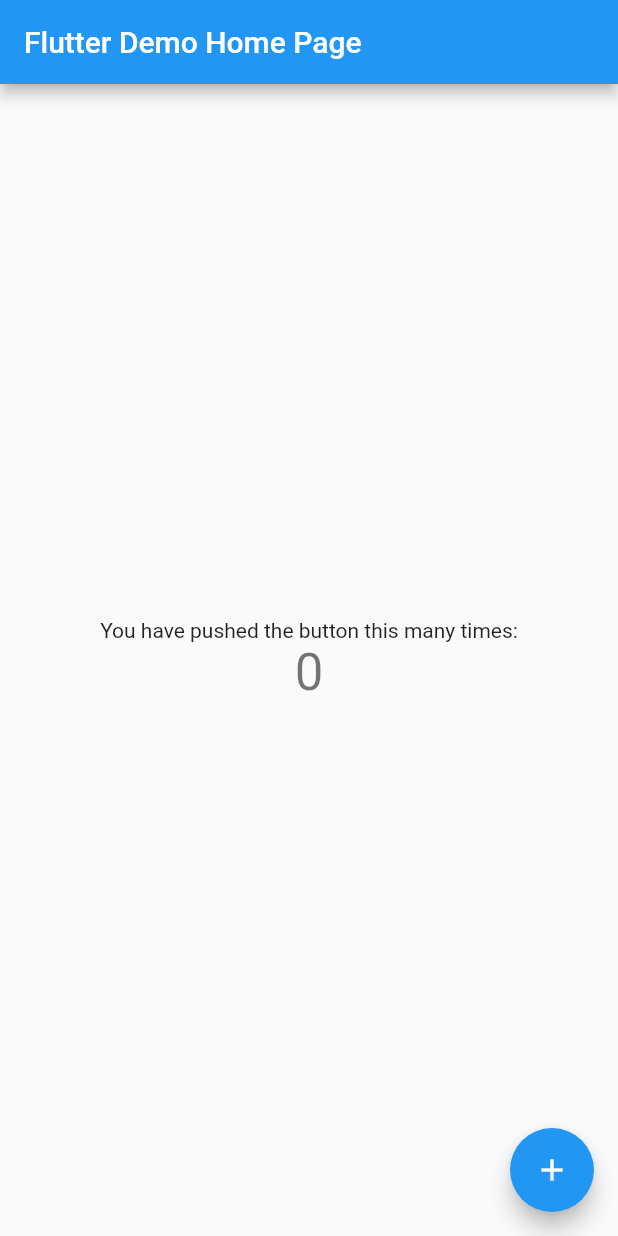
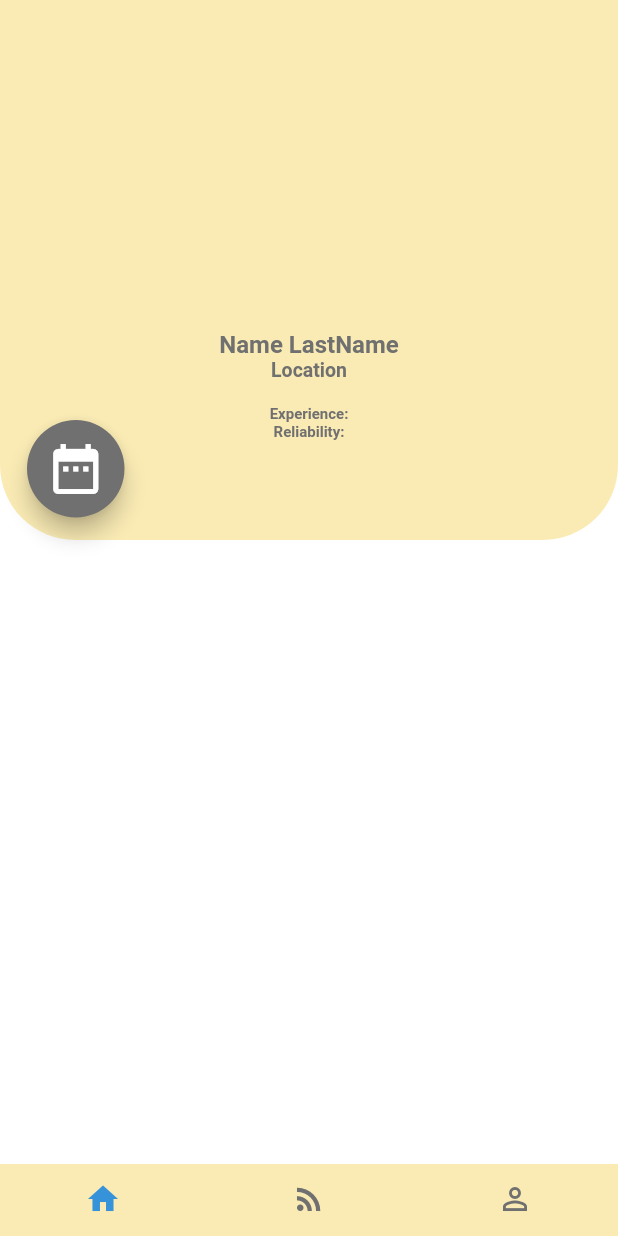
Before and after one commit to nattec/MyApp, a Flutter app: the screen it shows after launch, on a phone screen of 412 x 824 dp. Run offline on Flutter 3.47's test engine with Material 2 defaults, Android fonts, the phone set to English and light mode, and no system bars; Roboto replaces fonts that are missing (Avenir).

Commit message:
Create a calendar buttom #3

```diff
--- a/App/todoapp/lib/main.dart
+++ b/App/todoapp/lib/main.dart
@@ -1,4 +1,5 @@
 import 'package:flutter/material.dart';
+import 'models/global.dart';
 
 void main() {
   runApp(MyApp());
@@ -8,36 +9,18 @@ class MyApp extends StatelessWidget {
   // This widget is the root of your application.
   @override
   Widget build(BuildContext context) {
-    return MaterialApp(
-      title: 'Flutter Demo',
+    return new MaterialApp(
+      title: 'MyApp',
       theme: ThemeData(
-        // This is the theme of your application.
-        //
-        // Try running your application with "flutter run". You'll see the
-        // application has a blue toolbar. Then, without quitting the app, try
-        // changing the primarySwatch below to Colors.green and then invoke
-        // "hot reload" (press "r" in the console where you ran "flutter run",
-        // or simply save your changes to "hot reload" in a Flutter IDE).
-        // Notice that the counter didn't reset back to zero; the application
-        // is not restarted.
         primarySwatch: Colors.blue,
       ),
-      home: MyHomePage(title: 'Flutter Demo Home Page'),
+      home: MyHomePage(title: 'MyApp'),
     );
   }
 }
 
 class MyHomePage extends StatefulWidget {
   MyHomePage({Key? key, required this.title}) : super(key: key);
-
-  // This widget is the home page of your application. It is stateful, meaning
-  // that it has a State object (defined below) that contains fields that affect
-  // how it looks.
-
-  // This class is the configuration for the state. It holds the values (in this
-  // case the title) provided by the parent (in this case the App widget) and
-  // used by the build method of the State. Fields in a Widget subclass are
-  // always marked "final".
 
   final String title;
 
@@ -46,68 +29,86 @@ class MyHomePage extends StatefulWidget {
 }
 
 class _MyHomePageState extends State<MyHomePage> {
-  int _counter = 0;
-
-  void _incrementCounter() {
-    setState(() {
-      // This call to setState tells the Flutter framework that something has
-      // changed in this State, which causes it to rerun the build method below
-      // so that the display can reflect the updated values. If we changed
-      // _counter without calling setState(), then the build method would not be
-      // called again, and so nothing would appear to happen.
-      _counter++;
-    });
-  }
 
   @override
   Widget build(BuildContext context) {
-    // This method is rerun every time setState is called, for instance as done
-    // by the _incrementCounter method above.
-    //
-    // The Flutter framework has been optimized to make rerunning build methods
-    // fast, so that you can just rebuild anything that needs updating rather
-    // than having to individually change instances of widgets.
-    return Scaffold(
-      appBar: AppBar(
-        // Here we take the value from the MyHomePage object that was created by
-        // the App.build method, and use it to set our appbar title.
-        title: Text(widget.title),
-      ),
-      body: Center(
-        // Center is a layout widget. It takes a single child and positions it
-        // in the middle of the parent.
-        child: Column(
-          // Column is also a layout widget. It takes a list of children and
-          // arranges them vertically. By default, it sizes itself to fit its
-          // children horizontally, and tries to be as tall as its parent.
-          //
-          // Invoke "debug painting" (press "p" in the console, choose the
-          // "Toggle Debug Paint" action from the Flutter Inspector in Android
-          // Studio, or the "Toggle Debug Paint" command in Visual Studio Code)
-          // to see the wireframe for each widget.
-          //
-          // Column has various properties to control how it sizes itself and
-          // how it positions its children. Here we use mainAxisAlignment to
-          // center the children vertically; the main axis here is the vertical
-          // axis because Columns are vertical (the cross axis would be
-          // horizontal).
-          mainAxisAlignment: MainAxisAlignment.center,
-          children: <Widget>[
-            Text(
-              'You have pushed the button this many times:',
+    return MaterialApp(
+      color: Colors.yellow,
+      home: DefaultTabController(
+        length: 3,
+        child: new Scaffold(
+          body: Stack(
+            children: <Widget>[
+              TabBarView(
+              children: [
+                new Container(
+                  color: Colors.white,
+                ),
+                new Container(color: Colors.blueGrey[200],),
+                new Container(
+                  color: greyColor,
+                ),
+              ],
             ),
-            Text(
-              '$_counter',
-              style: Theme.of(context).textTheme.headline4,
+            //Caja amarilla superior
+            Container(
+              //margin: EdgeInsets.only(top: 40),
+              padding: EdgeInsets.only(top: 220),
+              height:360,
+              decoration: BoxDecoration(
+                borderRadius: BorderRadius.only(
+                  bottomLeft: Radius.circular(50),
+                  bottomRight: Radius.circular(50)
+                ),
+                color: Color(0xFFFAEBB4),
+              ),
+              child: Column(
+                //mainAxisAlignment: MainAxisAlignment.spaceBetween,//sepate as max as possible whatever comes next:text and container
+                children: <Widget>[
+                  Text("Name LastName", style: profileNameStyle),
+                  Text("Location", style: profileLocStyle),
+                  Text(" "),
+                  Text("Experience:", style: profileKpiStyle),
+                  Text("Reliability:", style: profileKpiStyle),
+                  Container()
+                ],
+              ),
             ),
-          ],
+            //Boton de calendario
+            Container(
+              height: 65,
+              width: 65,
+              margin: EdgeInsets.only(top: 280, left: 18),
+              child: FloatingActionButton(
+                child: Icon(Icons.date_range, size:40),
+                backgroundColor: greyColor,
+                onPressed: (){},
+              ),
+            )
+            ]
+          ),
+          bottomNavigationBar: new TabBar(
+            //elevation: 0,
+            tabs: [
+              Tab(
+                icon: new Icon(Icons.home),
+              ),
+              Tab(
+                icon: new Icon(Icons.rss_feed),
+              ),
+              Tab(
+                icon: new Icon(Icons.perm_identity),
+              ),
+            ],
+            labelColor: blueColor,
+            unselectedLabelColor: greyColor,
+            indicatorSize: TabBarIndicatorSize.label,
+            indicatorPadding: EdgeInsets.all(5.0),
+            indicatorColor: Colors.transparent,
+          ),
+          backgroundColor: Color(0xFFFAEBB4),
         ),
       ),
-      floatingActionButton: FloatingActionButton(
-        onPressed: _incrementCounter,
-        tooltip: 'Increment',
-        child: Icon(Icons.add),
-      ), // This trailing comma makes auto-formatting nicer for build methods.
     );
   }
 }
--- /dev/null
+++ b/App/todoapp/lib/models/global.dart
@@ -0,0 +1,9 @@
+import 'package:flutter/material.dart';
+
+Color greyColor= new Color(0xFF707070);
+Color blueColor= new Color(0xFF3793D9);
+
+TextStyle profileNameStyle = new TextStyle (fontFamily: 'Avenir', fontWeight: FontWeight.bold, color: greyColor, fontSize: 16);
+TextStyle profileLocStyle = new TextStyle (fontFamily: 'Avenir', fontWeight: FontWeight.bold, color: greyColor, fontSize: 13);
+TextStyle profileKpiStyle = new TextStyle (fontFamily: 'Avenir', fontWeight: FontWeight.bold, color: greyColor, fontSize: 10);
+//TextStyle profileLocStyle = new TextStyle (fontFamily: 'Avenir', fontWeight: FontWeight.bold, color: greyColor, fontSize: 14);
```
